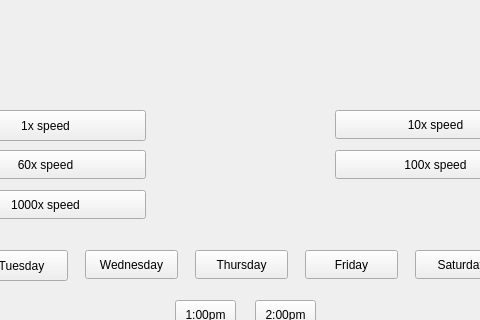
Old version of the form Group2_TrainSystem/system_centraltimer_connector.ui in the repository alecippolito/ECE1140-Systems_and_Project_Engineering; both pictures show x 155 to 635 and y 110 to 430 of the 800 by 600 pixel window.
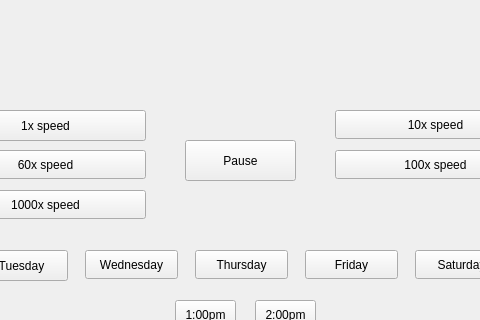
New version of the form.

Commit message: added pause/play functionality

Diff of the .ui file:
```diff
--- a/Group2_TrainSystem/system_centraltimer_connector.ui
+++ b/Group2_TrainSystem/system_centraltimer_connector.ui
@@ -248,6 +248,22 @@
      <string>2:00pm</string>
     </property>
    </widget>
+   <widget class="QPushButton" name="pausePlayButton">
+    <property name="geometry">
+     <rect>
+      <x>340</x>
+      <y>250</y>
+      <width>111</width>
+      <height>41</height>
+     </rect>
+    </property>
+    <property name="text">
+     <string>Pause</string>
+    </property>
+    <property name="autoDefault">
+     <bool>false</bool>
+    </property>
+   </widget>
   </widget>
   <widget class="QMenuBar" name="menubar">
    <property name="geometry">
```
Left out of the diff: 5 changed lines with no effect on the pictures. The commit also changes 6 other files.
